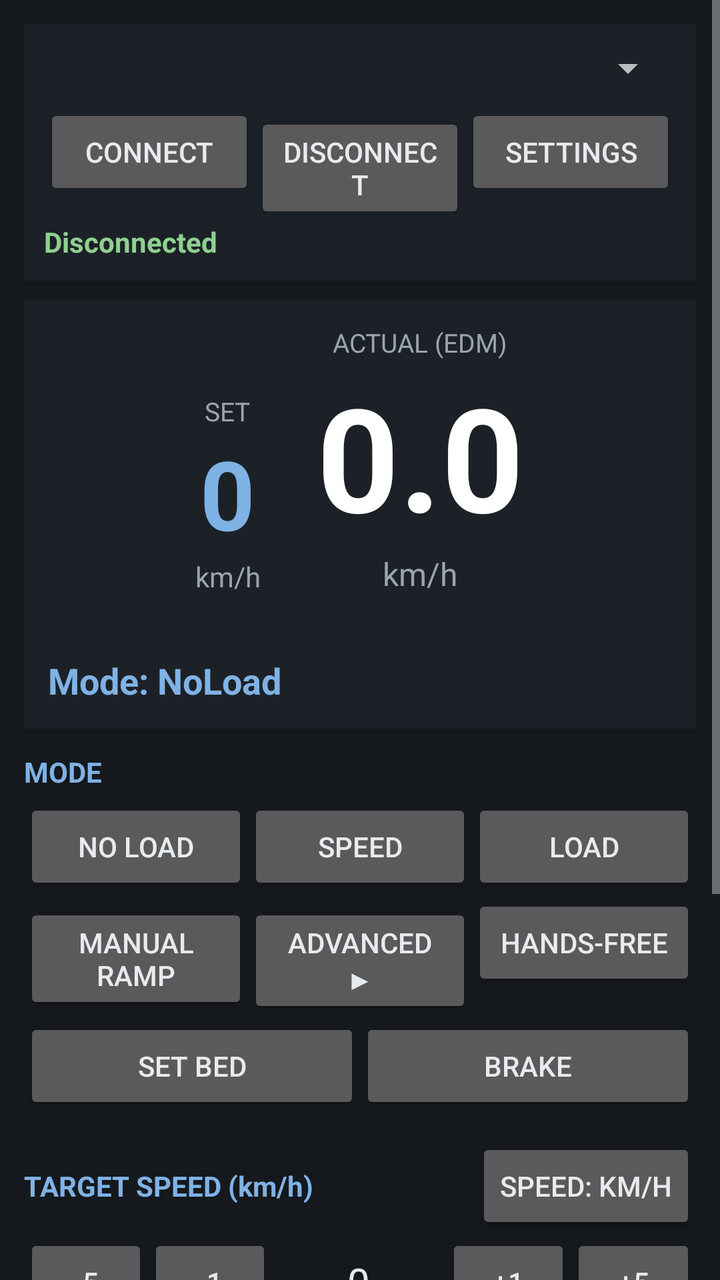
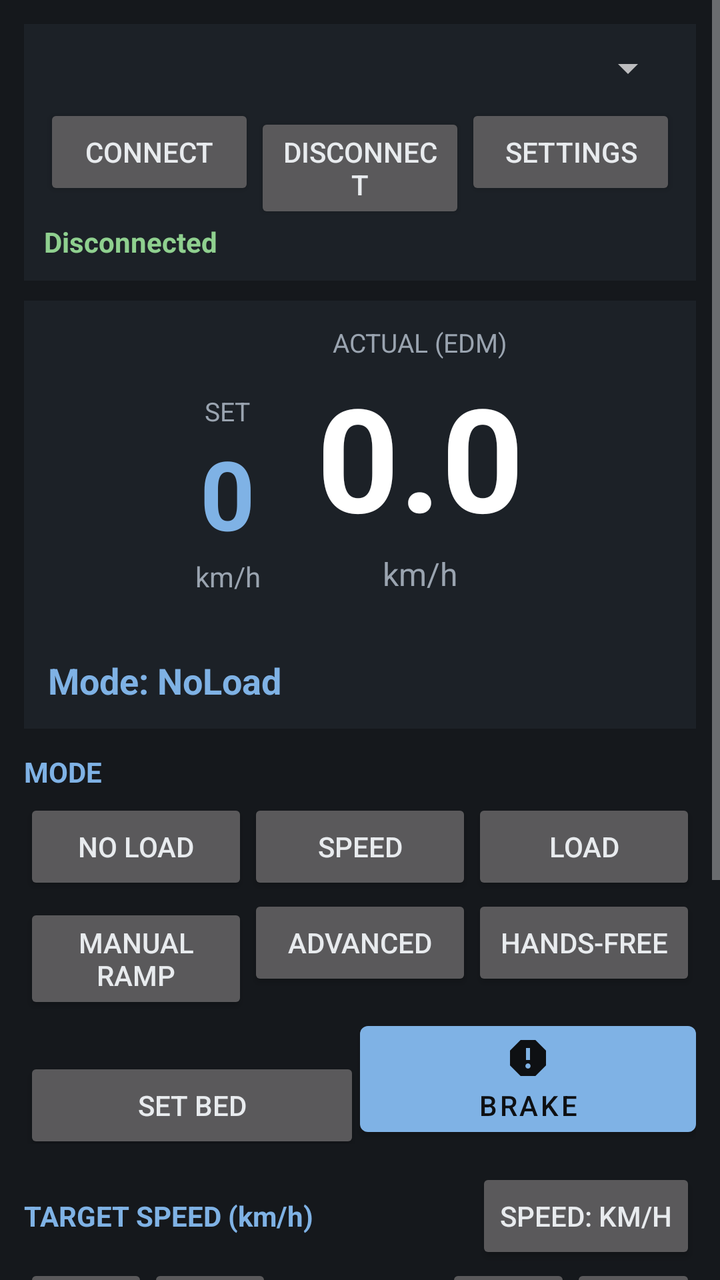

An Android layout rendered at two revisions. The XML below is the earlier revision; the diff shows what the commit changed to produce the second picture.
<!-- AndroidManifest.xml: application theme Theme.DynoCommand -->
<!-- res/layout/activity_main.xml -->
<?xml version="1.0" encoding="utf-8"?>
<ScrollView xmlns:android="http://schemas.android.com/apk/res/android"
    android:layout_width="match_parent"
    android:layout_height="match_parent"
    android:background="@color/bg"
    android:fillViewport="true">

    <LinearLayout
        android:layout_width="match_parent"
        android:layout_height="wrap_content"
        android:orientation="vertical"
        android:padding="12dp">

        
        <LinearLayout
            android:layout_width="match_parent"
            android:layout_height="wrap_content"
            android:background="@color/panel"
            android:orientation="vertical"
            android:padding="10dp">

            <Spinner android:id="@+id/spinnerDevices"
                android:layout_width="match_parent" android:layout_height="wrap_content"/>

            <LinearLayout android:layout_width="match_parent" android:layout_height="wrap_content"
                android:orientation="horizontal" android:layout_marginTop="6dp">
                <Button android:id="@+id/btnConnect" android:layout_width="0dp" android:layout_weight="1"
                    android:layout_height="wrap_content" android:text="Connect"/>
                <Button android:id="@+id/btnDisconnect" android:layout_width="0dp" android:layout_weight="1"
                    android:layout_height="wrap_content" android:text="Disconnect"/>
                <Button android:id="@+id/btnSettings" android:layout_width="0dp" android:layout_weight="1"
                    android:layout_height="wrap_content" android:text="Settings"/>
            </LinearLayout>

            <TextView android:id="@+id/txtStatus" android:layout_width="match_parent" android:layout_height="wrap_content"
                android:text="Disconnected" android:textColor="@color/good" android:textStyle="bold" android:layout_marginTop="4dp"/>
        </LinearLayout>

        
        <LinearLayout android:layout_width="match_parent" android:layout_height="wrap_content"
            android:background="@color/panel" android:orientation="vertical" android:padding="12dp"
            android:layout_marginTop="10dp" android:gravity="center_horizontal">
            <LinearLayout android:layout_width="wrap_content" android:layout_height="wrap_content"
                android:orientation="horizontal" android:gravity="bottom">
                
                <LinearLayout android:layout_width="wrap_content" android:layout_height="wrap_content"
                    android:orientation="vertical" android:gravity="center_horizontal" android:layout_marginEnd="28dp">
                    <TextView android:layout_width="wrap_content" android:layout_height="wrap_content"
                        android:text="SET" android:textColor="@color/dim" android:textSize="13sp"/>
                    <TextView android:id="@+id/txtSet" android:layout_width="wrap_content" android:layout_height="wrap_content"
                        android:text="0" android:textColor="#7FB2E5" android:textSize="48sp" android:textStyle="bold"/>
                    <TextView android:id="@+id/txtSetUnit" android:layout_width="wrap_content" android:layout_height="wrap_content"
                        android:text="km/h" android:textColor="@color/dim" android:textSize="14sp"/>
                </LinearLayout>
                
                <LinearLayout android:layout_width="wrap_content" android:layout_height="wrap_content"
                    android:orientation="vertical" android:gravity="center_horizontal">
                    <TextView android:layout_width="wrap_content" android:layout_height="wrap_content"
                        android:text="ACTUAL (EDM)" android:textColor="@color/dim" android:textSize="13sp"/>
                    <TextView android:id="@+id/txtSpeed" android:layout_width="wrap_content" android:layout_height="wrap_content"
                        android:text="0.0" android:textColor="#FFFFFF" android:textSize="72sp" android:textStyle="bold"/>
                    <TextView android:id="@+id/txtUnit" android:layout_width="wrap_content" android:layout_height="wrap_content"
                        android:text="km/h" android:textColor="@color/dim" android:textSize="16sp"/>
                </LinearLayout>
            </LinearLayout>
            <TextView android:id="@+id/txtShootout" android:layout_width="match_parent" android:layout_height="wrap_content"
                android:text="" android:textColor="#E5A33C" android:textStyle="bold" android:visibility="gone"
                android:layout_marginTop="6dp"/>
            <TextView android:id="@+id/txtDetail" android:layout_width="match_parent" android:layout_height="wrap_content"
                android:text="" android:textColor="@color/dim" android:fontFamily="monospace" android:textSize="12sp"
                android:layout_marginTop="8dp"/>
            <TextView android:id="@+id/txtMode" android:layout_width="match_parent" android:layout_height="wrap_content"
                android:text="Mode: NoLoad" android:textColor="@color/accent" android:textSize="18sp"
                android:textStyle="bold" android:layout_marginTop="6dp"/>
        </LinearLayout>

        
        <TextView android:layout_width="wrap_content" android:layout_height="wrap_content" android:text="MODE"
            android:textColor="@color/accent" android:textStyle="bold" android:layout_marginTop="12dp"/>
        
        <GridLayout android:id="@+id/modeGrid" android:layout_width="match_parent" android:layout_height="wrap_content"
            android:columnCount="3" android:layout_marginTop="4dp">
            <Button android:id="@+id/btnNoLoad" android:text="No Load" android:layout_width="0dp" android:layout_columnWeight="1" android:layout_height="wrap_content"/>
            <Button android:id="@+id/btnSpeed" android:text="Speed" android:layout_width="0dp" android:layout_columnWeight="1" android:layout_height="wrap_content"/>
            <Button android:id="@+id/btnLoad" android:text="Load" android:layout_width="0dp" android:layout_columnWeight="1" android:layout_height="wrap_content"/>
            <Button android:id="@+id/btnManualRamp" android:text="Manual Ramp" android:layout_width="0dp" android:layout_columnWeight="1" android:layout_height="wrap_content"/>
            <Button android:id="@+id/btnAdvanced" android:text="Advanced ▶" android:layout_width="0dp" android:layout_columnWeight="1" android:layout_height="wrap_content"/>
            <Button android:id="@+id/btnHandsfree" android:text="Hands-free" android:layout_width="0dp" android:layout_columnWeight="1" android:layout_height="wrap_content"/>
        </GridLayout>
        
        <LinearLayout android:id="@+id/conditionalModeRow" android:layout_width="match_parent" android:layout_height="wrap_content"
            android:orientation="horizontal">
            <Button android:id="@+id/btnSetBed" android:text="Set Bed" android:layout_width="0dp" android:layout_weight="1" android:layout_height="wrap_content"/>
            <Button android:id="@+id/btnBrake" android:text="Brake" android:layout_width="0dp" android:layout_weight="1" android:layout_height="wrap_content"/>
        </LinearLayout>
        
        <LinearLayout android:id="@+id/bedRow" android:layout_width="match_parent" android:layout_height="wrap_content"
            android:orientation="vertical" android:visibility="gone" android:layout_marginTop="8dp">
            <TextView android:layout_width="wrap_content" android:layout_height="wrap_content"
                android:text="SET BED — hold to move" android:textColor="@color/accent" android:textStyle="bold"/>
            <LinearLayout android:layout_width="match_parent" android:layout_height="wrap_content" android:orientation="horizontal">
                <Button android:id="@+id/btnBedShorten" android:text="◀ Shorten" android:layout_width="0dp" android:layout_weight="1" android:layout_height="wrap_content"/>
                <Button android:id="@+id/btnBedLengthen" android:text="Lengthen ▶" android:layout_width="0dp" android:layout_weight="1" android:layout_height="wrap_content"/>
                <Button android:id="@+id/btnBedGo" android:text="Go ▲" android:layout_width="0dp" android:layout_weight="1" android:layout_height="wrap_content"/>
            </LinearLayout>
            <TextView android:id="@+id/txtBed" android:layout_width="wrap_content" android:layout_height="wrap_content"
                android:text="bed —" android:textColor="@color/dim"/>
        </LinearLayout>
        
        <Button android:id="@+id/btnActiveRamp" android:text="Ramp Up" android:layout_width="match_parent"
            android:layout_height="wrap_content" android:visibility="gone"/>
        
        <Button android:id="@+id/btnCancelRamp" android:text="Cancel" android:layout_width="match_parent"
            android:layout_height="wrap_content" android:backgroundTint="#5A2E2E" android:visibility="gone"/>

        
        <LinearLayout android:layout_width="match_parent" android:layout_height="wrap_content"
            android:orientation="horizontal" android:gravity="center_vertical" android:layout_marginTop="12dp">
            <TextView android:id="@+id/lblTarget" android:layout_width="0dp" android:layout_weight="1" android:layout_height="wrap_content"
                android:text="TARGET SPEED (km/h)" android:textColor="@color/accent" android:textStyle="bold"/>
            <Button android:id="@+id/btnSpeedMode" android:layout_width="wrap_content" android:layout_height="wrap_content"
                android:text="Speed: km/h"/>
        </LinearLayout>
        <LinearLayout android:layout_width="match_parent" android:layout_height="wrap_content"
            android:orientation="horizontal" android:gravity="center_vertical">
            <Button android:id="@+id/btnSpeedDecL" android:text="-5" android:layout_width="0dp" android:layout_weight="1" android:layout_height="wrap_content"/>
            <Button android:id="@+id/btnSpeedDecS" android:text="-1" android:layout_width="0dp" android:layout_weight="1" android:layout_height="wrap_content"/>
            <TextView android:id="@+id/txtTarget" android:text="0" android:layout_width="0dp" android:layout_weight="1.4"
                android:layout_height="wrap_content" android:gravity="center" android:textColor="@color/text" android:textSize="20sp"/>
            <Button android:id="@+id/btnSpeedIncS" android:text="+1" android:layout_width="0dp" android:layout_weight="1" android:layout_height="wrap_content"/>
            <Button android:id="@+id/btnSpeedIncL" android:text="+5" android:layout_width="0dp" android:layout_weight="1" android:layout_height="wrap_content"/>
        </LinearLayout>

        
        <LinearLayout android:id="@+id/loadRow" android:layout_width="match_parent" android:layout_height="wrap_content"
            android:orientation="vertical" android:visibility="gone" android:layout_marginTop="12dp">
            <LinearLayout android:layout_width="match_parent" android:layout_height="wrap_content"
                android:orientation="horizontal" android:gravity="center_vertical">
                <TextView android:layout_width="0dp" android:layout_weight="1" android:layout_height="wrap_content"
                    android:text="TARGET LOAD (%)" android:textColor="@color/accent" android:textStyle="bold"/>
                <Button android:id="@+id/btnLoadRes" android:layout_width="wrap_content" android:layout_height="wrap_content"
                    android:text="Res: fine"/>
            </LinearLayout>
            <LinearLayout android:layout_width="match_parent" android:layout_height="wrap_content"
                android:orientation="horizontal" android:gravity="center_vertical">
                <Button android:id="@+id/btnLoadDecL" android:text="-5" android:layout_width="0dp" android:layout_weight="1" android:layout_height="wrap_content"/>
                <Button android:id="@+id/btnLoadDecS" android:text="-0.1" android:layout_width="0dp" android:layout_weight="1" android:layout_height="wrap_content"/>
                <TextView android:id="@+id/txtLoad" android:text="0" android:layout_width="0dp" android:layout_weight="1.4"
                    android:layout_height="wrap_content" android:gravity="center" android:textColor="@color/text" android:textSize="20sp"/>
                <Button android:id="@+id/btnLoadIncS" android:text="+0.1" android:layout_width="0dp" android:layout_weight="1" android:layout_height="wrap_content"/>
                <Button android:id="@+id/btnLoadIncL" android:text="+5" android:layout_width="0dp" android:layout_weight="1" android:layout_height="wrap_content"/>
            </LinearLayout>
        </LinearLayout>

        
        <TextView android:id="@+id/lblRamp" android:layout_width="wrap_content" android:layout_height="wrap_content"
            android:text="RAMP RATE (km/h/s)" android:textColor="@color/accent" android:textStyle="bold" android:layout_marginTop="12dp"/>
        <LinearLayout android:id="@+id/rampRow" android:layout_width="match_parent" android:layout_height="wrap_content"
            android:orientation="horizontal" android:gravity="center_vertical">
            <Button android:id="@+id/btnRampDecL" android:text="-10" android:layout_width="0dp" android:layout_weight="1" android:layout_height="wrap_content"/>
            <Button android:id="@+id/btnRampDecS" android:text="-1" android:layout_width="0dp" android:layout_weight="1" android:layout_height="wrap_content"/>
            <TextView android:id="@+id/txtRamp" android:text="80" android:layout_width="0dp" android:layout_weight="1.4"
                android:layout_height="wrap_content" android:gravity="center" android:textColor="@color/text" android:textSize="20sp"/>
            <Button android:id="@+id/btnRampIncS" android:text="+1" android:layout_width="0dp" android:layout_weight="1" android:layout_height="wrap_content"/>
            <Button android:id="@+id/btnRampIncL" android:text="+10" android:layout_width="0dp" android:layout_weight="1" android:layout_height="wrap_content"/>
        </LinearLayout>

        
        <TextView android:layout_width="wrap_content" android:layout_height="wrap_content" android:text="FANS / CONFIG"
            android:textColor="@color/accent" android:textStyle="bold" android:layout_marginTop="12dp"/>
        <LinearLayout android:layout_width="match_parent" android:layout_height="wrap_content"
            android:orientation="horizontal" android:gravity="center_vertical">
            <TextView android:layout_width="wrap_content" android:layout_height="wrap_content" android:text="Fan1" android:textColor="@color/dim"/>
            <Spinner android:id="@+id/spinnerFan1" android:layout_width="0dp" android:layout_weight="1" android:layout_height="wrap_content"/>
            <TextView android:layout_width="wrap_content" android:layout_height="wrap_content" android:text="Fan2" android:textColor="@color/dim" android:layout_marginStart="8dp"/>
            <Spinner android:id="@+id/spinnerFan2" android:layout_width="0dp" android:layout_weight="1" android:layout_height="wrap_content"/>
            <Switch android:id="@+id/switch4wd" android:layout_width="wrap_content" android:layout_height="wrap_content"
                android:text="4WD" android:textColor="@color/text" android:layout_marginStart="8dp"/>
        </LinearLayout>

        
        <LinearLayout android:id="@+id/balanceRow" android:layout_width="match_parent" android:layout_height="wrap_content"
            android:orientation="horizontal" android:gravity="center_vertical" android:layout_marginTop="6dp"
            android:visibility="gone">
            <TextView android:layout_width="wrap_content" android:layout_height="wrap_content" android:text="Balance"
                android:textColor="@color/dim"/>
            <Button android:id="@+id/btnBalDec" android:text="Rear" android:layout_width="0dp" android:layout_weight="1" android:layout_height="wrap_content"/>
            <TextView android:id="@+id/txtBalance" android:text="0.0" android:layout_width="0dp" android:layout_weight="1"
                android:layout_height="wrap_content" android:gravity="center" android:textColor="@color/text"/>
            <Button android:id="@+id/btnBalInc" android:text="Front" android:layout_width="0dp" android:layout_weight="1" android:layout_height="wrap_content"/>
        </LinearLayout>

        <LinearLayout android:layout_width="match_parent" android:layout_height="wrap_content"
            android:orientation="horizontal" android:layout_marginTop="4dp">
            <Button android:id="@+id/btnSnapshot" android:text="Snapshot" android:layout_width="0dp" android:layout_weight="1" android:layout_height="wrap_content"/>
            <Button android:id="@+id/btnGraphClear" android:text="Clear Graph" android:layout_width="0dp" android:layout_weight="1" android:layout_height="wrap_content"/>
            <Button android:id="@+id/btnSwap" android:text="Swap Screens" android:layout_width="0dp" android:layout_weight="1" android:layout_height="wrap_content"/>
        </LinearLayout>

        
        <TextView android:id="@+id/txtDiag" android:layout_width="match_parent" android:layout_height="wrap_content"
            android:background="@color/panel_dark" android:fontFamily="monospace" android:textColor="@color/dim"
            android:textSize="11sp" android:padding="8dp" android:layout_marginTop="12dp"
            android:text="TX 0  RX 0  err 0"/>

        
        <TextView android:id="@+id/txtSeen" android:layout_width="match_parent" android:layout_height="wrap_content"
            android:background="@color/panel_dark" android:fontFamily="monospace" android:textColor="@color/dim"
            android:textSize="10sp" android:padding="8dp" android:layout_marginTop="6dp"
            android:text="" android:visibility="gone"/>

        
        <TextView android:id="@+id/txtLog" android:layout_width="match_parent" android:layout_height="wrap_content"
            android:background="@color/panel_dark" android:fontFamily="monospace" android:textColor="@color/dim"
            android:textSize="10sp" android:padding="8dp" android:layout_marginTop="6dp"
            android:text="" android:visibility="gone"/>
    </LinearLayout>
</ScrollView>
<!-- resources referenced by this layout -->
<resources>
  <!-- unchanged entries left out for length: 8 -->
</resources>

<!-- the commit's change to res/layout/activity_main.xml (unified diff, before → after) -->
@@ -1,5 +1,6 @@
 <?xml version="1.0" encoding="utf-8"?>
 <ScrollView xmlns:android="http://schemas.android.com/apk/res/android"
+    xmlns:app="http://schemas.android.com/apk/res-auto"
     android:layout_width="match_parent"
     android:layout_height="match_parent"
     android:background="@color/bg"
@@ -24,11 +25,11 @@
 
             <LinearLayout android:layout_width="match_parent" android:layout_height="wrap_content"
                 android:orientation="horizontal" android:layout_marginTop="6dp">
-                <Button android:id="@+id/btnConnect" android:layout_width="0dp" android:layout_weight="1"
+                <Button android:id="@+id/btnConnect" app:icon="@drawable/ic_link" app:iconGravity="textStart" android:layout_width="0dp" android:layout_weight="1"
                     android:layout_height="wrap_content" android:text="Connect"/>
-                <Button android:id="@+id/btnDisconnect" android:layout_width="0dp" android:layout_weight="1"
+                <Button android:id="@+id/btnDisconnect" app:icon="@drawable/ic_close" app:iconGravity="textStart" android:layout_width="0dp" android:layout_weight="1"
                     android:layout_height="wrap_content" android:text="Disconnect"/>
-                <Button android:id="@+id/btnSettings" android:layout_width="0dp" android:layout_weight="1"
+                <Button android:id="@+id/btnSettings" app:icon="@drawable/ic_settings" app:iconGravity="textStart" android:layout_width="0dp" android:layout_weight="1"
                     android:layout_height="wrap_content" android:text="Settings"/>
             </LinearLayout>
 
@@ -80,18 +81,18 @@
         
         <GridLayout android:id="@+id/modeGrid" android:layout_width="match_parent" android:layout_height="wrap_content"
             android:columnCount="3" android:layout_marginTop="4dp">
-            <Button android:id="@+id/btnNoLoad" android:text="No Load" android:layout_width="0dp" android:layout_columnWeight="1" android:layout_height="wrap_content"/>
-            <Button android:id="@+id/btnSpeed" android:text="Speed" android:layout_width="0dp" android:layout_columnWeight="1" android:layout_height="wrap_content"/>
-            <Button android:id="@+id/btnLoad" android:text="Load" android:layout_width="0dp" android:layout_columnWeight="1" android:layout_height="wrap_content"/>
-            <Button android:id="@+id/btnManualRamp" android:text="Manual Ramp" android:layout_width="0dp" android:layout_columnWeight="1" android:layout_height="wrap_content"/>
-            <Button android:id="@+id/btnAdvanced" android:text="Advanced ▶" android:layout_width="0dp" android:layout_columnWeight="1" android:layout_height="wrap_content"/>
-            <Button android:id="@+id/btnHandsfree" android:text="Hands-free" android:layout_width="0dp" android:layout_columnWeight="1" android:layout_height="wrap_content"/>
+            <Button android:id="@+id/btnNoLoad" app:icon="@drawable/ic_pause" app:iconGravity="top" app:iconPadding="2dp" android:text="No Load" android:layout_width="0dp" android:layout_columnWeight="1" android:layout_height="wrap_content"/>
+            <Button android:id="@+id/btnSpeed" app:icon="@drawable/ic_speed" app:iconGravity="top" app:iconPadding="2dp" android:text="Speed" android:layout_width="0dp" android:layout_columnWeight="1" android:layout_height="wrap_content"/>
+            <Button android:id="@+id/btnLoad" app:icon="@drawable/ic_load" app:iconGravity="top" app:iconPadding="2dp" android:text="Load" android:layout_width="0dp" android:layout_columnWeight="1" android:layout_height="wrap_content"/>
+            <Button android:id="@+id/btnManualRamp" app:icon="@drawable/ic_ramp" app:iconGravity="top" app:iconPadding="2dp" android:text="Manual Ramp" android:layout_width="0dp" android:layout_columnWeight="1" android:layout_height="wrap_content"/>
+            <Button android:id="@+id/btnAdvanced" app:icon="@drawable/ic_tune" app:iconGravity="top" app:iconPadding="2dp" android:text="Advanced" android:layout_width="0dp" android:layout_columnWeight="1" android:layout_height="wrap_content"/>
+            <Button android:id="@+id/btnHandsfree" app:icon="@drawable/ic_auto" app:iconGravity="top" app:iconPadding="2dp" android:text="Hands-free" android:layout_width="0dp" android:layout_columnWeight="1" android:layout_height="wrap_content"/>
         </GridLayout>
         
         <LinearLayout android:id="@+id/conditionalModeRow" android:layout_width="match_parent" android:layout_height="wrap_content"
             android:orientation="horizontal">
-            <Button android:id="@+id/btnSetBed" android:text="Set Bed" android:layout_width="0dp" android:layout_weight="1" android:layout_height="wrap_content"/>
-            <Button android:id="@+id/btnBrake" android:text="Brake" android:layout_width="0dp" android:layout_weight="1" android:layout_height="wrap_content"/>
+            <Button android:id="@+id/btnSetBed" app:icon="@drawable/ic_bed" app:iconGravity="top" app:iconPadding="2dp" android:text="Set Bed" android:layout_width="0dp" android:layout_weight="1" android:layout_height="wrap_content"/>
+            <com.google.android.material.button.MaterialButton android:id="@+id/btnBrake" app:icon="@drawable/ic_brake" app:iconGravity="top" app:iconPadding="2dp" android:text="Brake" android:layout_width="0dp" android:layout_weight="1" android:layout_height="wrap_content"/>
         </LinearLayout>
         
         <LinearLayout android:id="@+id/bedRow" android:layout_width="match_parent" android:layout_height="wrap_content"
@@ -107,10 +108,10 @@
                 android:text="bed —" android:textColor="@color/dim"/>
         </LinearLayout>
         
-        <Button android:id="@+id/btnActiveRamp" android:text="Ramp Up" android:layout_width="match_parent"
+        <Button android:id="@+id/btnActiveRamp" app:icon="@drawable/ic_ramp" app:iconGravity="textStart" android:text="Ramp Up" android:layout_width="match_parent"
             android:layout_height="wrap_content" android:visibility="gone"/>
         
-        <Button android:id="@+id/btnCancelRamp" android:text="Cancel" android:layout_width="match_parent"
+        <Button android:id="@+id/btnCancelRamp" app:icon="@drawable/ic_close" app:iconGravity="textStart" android:text="Cancel" android:layout_width="match_parent"
             android:layout_height="wrap_content" android:backgroundTint="#5A2E2E" android:visibility="gone"/>
 
         
@@ -192,9 +193,9 @@
 
         <LinearLayout android:layout_width="match_parent" android:layout_height="wrap_content"
             android:orientation="horizontal" android:layout_marginTop="4dp">
-            <Button android:id="@+id/btnSnapshot" android:text="Snapshot" android:layout_width="0dp" android:layout_weight="1" android:layout_height="wrap_content"/>
-            <Button android:id="@+id/btnGraphClear" android:text="Clear Graph" android:layout_width="0dp" android:layout_weight="1" android:layout_height="wrap_content"/>
-            <Button android:id="@+id/btnSwap" android:text="Swap Screens" android:layout_width="0dp" android:layout_weight="1" android:layout_height="wrap_content"/>
+            <Button android:id="@+id/btnSnapshot" app:icon="@drawable/ic_camera" app:iconGravity="textStart" android:text="Snapshot" android:layout_width="0dp" android:layout_weight="1" android:layout_height="wrap_content"/>
+            <Button android:id="@+id/btnGraphClear" app:icon="@drawable/ic_delete" app:iconGravity="textStart" android:text="Clear Graph" android:layout_width="0dp" android:layout_weight="1" android:layout_height="wrap_content"/>
+            <Button android:id="@+id/btnSwap" app:icon="@drawable/ic_swap" app:iconGravity="textStart" android:text="Swap Screens" android:layout_width="0dp" android:layout_weight="1" android:layout_height="wrap_content"/>
         </LinearLayout>
 
         
<!-- resource entries referenced after the edit -->
@@ -1,5 +1,89 @@
 <!-- resources referenced by this layout -->
 <resources>
+  <!-- drawable ic_auto (drawable) -->
+  <?xml version="1.0" encoding="utf-8"?>
+  <vector xmlns:android="http://schemas.android.com/apk/res/android"
+      android:width="24dp" android:height="24dp" android:viewportWidth="24" android:viewportHeight="24">
+      <path android:fillColor="#FFFFFFFF" android:pathData="M12,4V1L8,5l4,4V6c3.31,0 6,2.69 6,6 0,1.01 -0.25,1.97 -0.7,2.8l1.46,1.46C19.54,15.03 20,13.57 20,12c0,-4.42 -3.58,-8 -8,-8zM12,18c-3.31,0 -6,-2.69 -6,-6 0,-1.01 0.25,-1.97 0.7,-2.8L5.24,7.74C4.46,8.97 4,10.43 4,12c0,4.42 3.58,8 8,8v3l4,-4 -4,-4v3z"/>
+  </vector>
+  <!-- drawable ic_bed (drawable) -->
+  <?xml version="1.0" encoding="utf-8"?>
+  <vector xmlns:android="http://schemas.android.com/apk/res/android"
+      android:width="24dp" android:height="24dp" android:viewportWidth="24" android:viewportHeight="24">
+      <path android:fillColor="#FFFFFFFF" android:pathData="M6.99,11L3,15l3.99,4v-3H14v-2H6.99v-3zM21,9l-4,-4v3H10v2h7v3l4,-4z"/>
+  </vector>
+  <!-- drawable ic_brake (drawable) -->
+  <?xml version="1.0" encoding="utf-8"?>
+  <vector xmlns:android="http://schemas.android.com/apk/res/android"
+      android:width="24dp" android:height="24dp" android:viewportWidth="24" android:viewportHeight="24">
+      <path android:fillColor="#FFFFFFFF" android:pathData="M15.73,3H8.27L3,8.27v7.46L8.27,21h7.46L21,15.73V8.27L15.73,3zM12,17.3c-0.72,0 -1.3,-0.58 -1.3,-1.3 0,-0.72 0.58,-1.3 1.3,-1.3 0.72,0 1.3,0.58 1.3,1.3 0,0.72 -0.58,1.3 -1.3,1.3zM13,13h-2V7h2v6z"/>
+  </vector>
+  <!-- drawable ic_camera (drawable) -->
+  <?xml version="1.0" encoding="utf-8"?>
+  <vector xmlns:android="http://schemas.android.com/apk/res/android"
+      android:width="24dp" android:height="24dp" android:viewportWidth="24" android:viewportHeight="24">
+      <path android:fillColor="#FFFFFFFF" android:pathData="M12,12m-3.2,0a3.2,3.2 0,1 1,6.4 0a3.2,3.2 0,1 1,-6.4 0M9,2L7.17,4H4c-1.1,0 -2,0.9 -2,2v12c0,1.1 0.9,2 2,2h16c1.1,0 2,-0.9 2,-2V6c0,-1.1 -0.9,-2 -2,-2h-3.17L15,2H9zM12,17c-2.76,0 -5,-2.24 -5,-5s2.24,-5 5,-5 5,2.24 5,5 -2.24,5 -5,5z"/>
+  </vector>
+  <!-- drawable ic_close (drawable) -->
+  <?xml version="1.0" encoding="utf-8"?>
+  <vector xmlns:android="http://schemas.android.com/apk/res/android"
+      android:width="24dp" android:height="24dp" android:viewportWidth="24" android:viewportHeight="24">
+      <path android:fillColor="#FFFFFFFF" android:pathData="M19,6.41L17.59,5 12,10.59 6.41,5 5,6.41 10.59,12 5,17.59 6.41,19 12,13.41 17.59,19 19,17.59 13.41,12z"/>
+  </vector>
+  <!-- drawable ic_delete (drawable) -->
+  <?xml version="1.0" encoding="utf-8"?>
+  <vector xmlns:android="http://schemas.android.com/apk/res/android"
+      android:width="24dp" android:height="24dp" android:viewportWidth="24" android:viewportHeight="24">
+      <path android:fillColor="#FFFFFFFF" android:pathData="M6,19c0,1.1 0.9,2 2,2h8c1.1,0 2,-0.9 2,-2V7H6v12zM19,4h-3.5l-1,-1h-5l-1,1H5v2h14V4z"/>
+  </vector>
+  <!-- drawable ic_link (drawable) -->
+  <?xml version="1.0" encoding="utf-8"?>
+  <vector xmlns:android="http://schemas.android.com/apk/res/android"
+      android:width="24dp" android:height="24dp" android:viewportWidth="24" android:viewportHeight="24">
+      <path android:fillColor="#FFFFFFFF" android:pathData="M3.9,12c0,-1.71 1.39,-3.1 3.1,-3.1h4V7H7c-2.76,0 -5,2.24 -5,5s2.24,5 5,5h4v-1.9H7c-1.71,0 -3.1,-1.39 -3.1,-3.1zM8,13h8v-2H8v2zM17,7h-4v1.9h4c1.71,0 3.1,1.39 3.1,3.1s-1.39,3.1 -3.1,3.1h-4V17h4c2.76,0 5,-2.24 5,-5s-2.24,-5 -5,-5z"/>
+  </vector>
+  <!-- drawable ic_load (drawable) -->
+  <?xml version="1.0" encoding="utf-8"?>
+  <vector xmlns:android="http://schemas.android.com/apk/res/android"
+      android:width="24dp" android:height="24dp" android:viewportWidth="24" android:viewportHeight="24">
+      <path android:fillColor="#FFFFFFFF" android:pathData="M20.57,14.86L22,13.43 20.57,12 17,15.57 8.43,7 12,3.43 10.57,2 9.14,3.43 7.71,2 5.57,4.14 4.14,2.71 2.71,4.14l1.43,1.43L2,7.71l1.43,1.43L2,10.57 3.43,12 7,8.43 15.57,17 12,20.57 13.43,22l1.43,-1.43L16.29,22l2.14,-2.14 1.43,1.43 1.43,-1.43 -1.43,-1.43L22,16.29z"/>
+  </vector>
+  <!-- drawable ic_pause (drawable) -->
+  <?xml version="1.0" encoding="utf-8"?>
+  <vector xmlns:android="http://schemas.android.com/apk/res/android"
+      android:width="24dp" android:height="24dp" android:viewportWidth="24" android:viewportHeight="24">
+      <path android:fillColor="#FFFFFFFF" android:pathData="M6,19h4V5H6v14zM14,5v14h4V5h-4z"/>
+  </vector>
+  <!-- drawable ic_ramp (drawable) -->
+  <?xml version="1.0" encoding="utf-8"?>
+  <vector xmlns:android="http://schemas.android.com/apk/res/android"
+      android:width="24dp" android:height="24dp" android:viewportWidth="24" android:viewportHeight="24">
+      <path android:fillColor="#FFFFFFFF" android:pathData="M16,6l2.29,2.29 -4.88,4.88 -4,-4L2,16.59 3.41,18l6,-6 4,4 6.3,-6.29L22,12V6z"/>
+  </vector>
+  <!-- drawable ic_settings (drawable) -->
+  <?xml version="1.0" encoding="utf-8"?>
+  <vector xmlns:android="http://schemas.android.com/apk/res/android"
+      android:width="24dp" android:height="24dp" android:viewportWidth="24" android:viewportHeight="24">
+      <path android:fillColor="#FFFFFFFF" android:pathData="M19.14,12.94c0.04,-0.3 0.06,-0.61 0.06,-0.94c0,-0.32 -0.02,-0.64 -0.07,-0.94l2.03,-1.58c0.18,-0.14 0.23,-0.41 0.12,-0.61l-1.92,-3.32c-0.12,-0.22 -0.37,-0.29 -0.59,-0.22l-2.39,0.96c-0.5,-0.38 -1.03,-0.7 -1.62,-0.94L14.4,2.81c-0.04,-0.24 -0.24,-0.41 -0.48,-0.41h-3.84c-0.24,0 -0.43,0.17 -0.47,0.41L9.25,5.35C8.66,5.59 8.12,5.92 7.63,6.29L5.24,5.33c-0.22,-0.08 -0.47,0 -0.59,0.22L2.74,8.87C2.62,9.08 2.66,9.34 2.86,9.48l2.03,1.58C4.84,11.36 4.8,11.69 4.8,12s0.02,0.64 0.07,0.94l-2.03,1.58c-0.18,0.14 -0.23,0.41 -0.12,0.61l1.92,3.32c0.12,0.22 0.37,0.29 0.59,0.22l2.39,-0.96c0.5,0.38 1.03,0.7 1.62,0.94l0.36,2.54c0.05,0.24 0.24,0.41 0.48,0.41h3.84c0.24,0 0.44,-0.17 0.47,-0.41l0.36,-2.54c0.59,-0.24 1.13,-0.56 1.62,-0.94l2.39,0.96c0.22,0.08 0.47,0 0.59,-0.22l1.92,-3.32c0.12,-0.22 0.07,-0.47 -0.12,-0.61L19.14,12.94zM12,15.6c-1.98,0 -3.6,-1.62 -3.6,-3.6s1.62,-3.6 3.6,-3.6s3.6,1.62 3.6,3.6S13.98,15.6 12,15.6z"/>
+  </vector>
+  <!-- drawable ic_speed (drawable) -->
+  <?xml version="1.0" encoding="utf-8"?>
+  <vector xmlns:android="http://schemas.android.com/apk/res/android"
+      android:width="24dp" android:height="24dp" android:viewportWidth="24" android:viewportHeight="24">
+      <path android:fillColor="#FFFFFFFF" android:pathData="M20.38,8.57l-1.23,1.85a8,8 0,0 1,-0.22 7.58H5.07A8,8 0,0 1,15.58 6.85l1.85,-1.23A10,10 0,0 0,3.35 19a2,2 0,0 0,1.72 1h13.85a2,2 0,0 0,1.74 -1a10,10 0,0 0,-0.27 -10.44zM10.59,15.41a2,2 0,0 0,2.83 0l5.66,-8.49 -8.49,5.66a2,2 0,0 0,0 2.83z"/>
+  </vector>
+  <!-- drawable ic_swap (drawable) -->
+  <?xml version="1.0" encoding="utf-8"?>
+  <vector xmlns:android="http://schemas.android.com/apk/res/android"
+      android:width="24dp" android:height="24dp" android:viewportWidth="24" android:viewportHeight="24">
+      <path android:fillColor="#FFFFFFFF" android:pathData="M16,17.01V10h-2v7.01h-3L15,21l4,-3.99h-3zM9,3L5,6.99h3V14h2V6.99h3L9,3z"/>
+  </vector>
+  <!-- drawable ic_tune (drawable) -->
+  <?xml version="1.0" encoding="utf-8"?>
+  <vector xmlns:android="http://schemas.android.com/apk/res/android"
+      android:width="24dp" android:height="24dp" android:viewportWidth="24" android:viewportHeight="24">
+      <path android:fillColor="#FFFFFFFF" android:pathData="M3,17v2h6v-2H3zM3,5v2h10V5H3zM13,21v-2h8v-2h-8v-2h-2v6h2zM7,9v2H3v2h4v2h2V9H7zM21,13v-2H11v2h10zM15,9h2V7h4V5h-4V3h-2v6z"/>
+  </vector>
   <!-- unchanged entries left out for length: 8 -->
 </resources>
 
